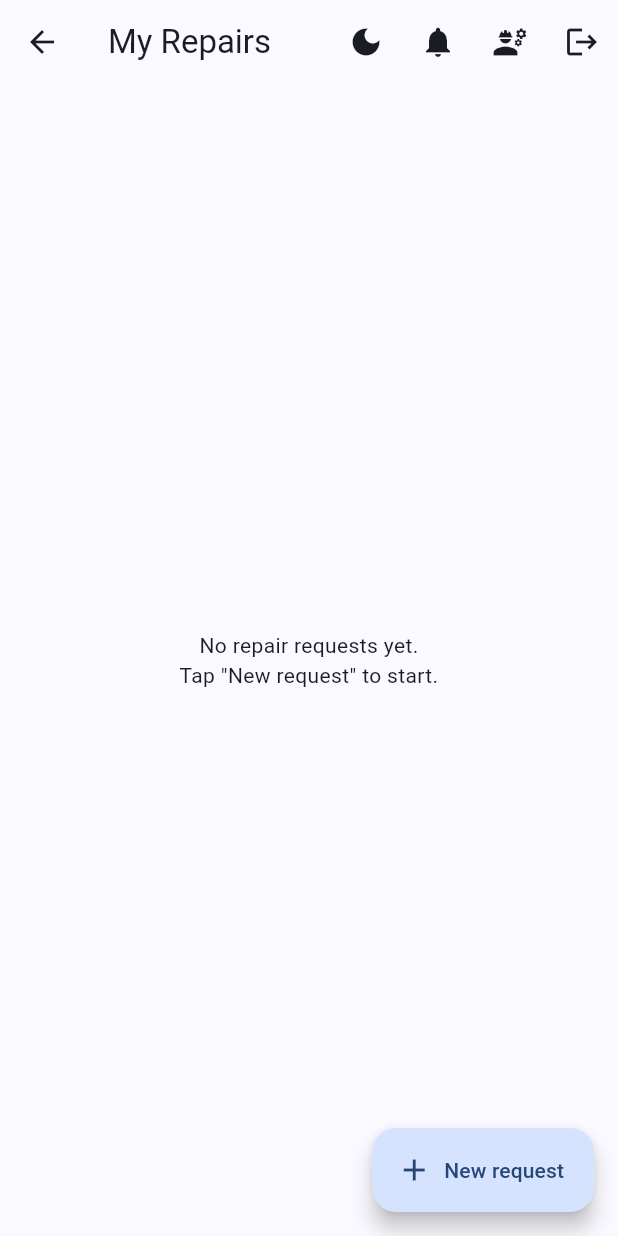
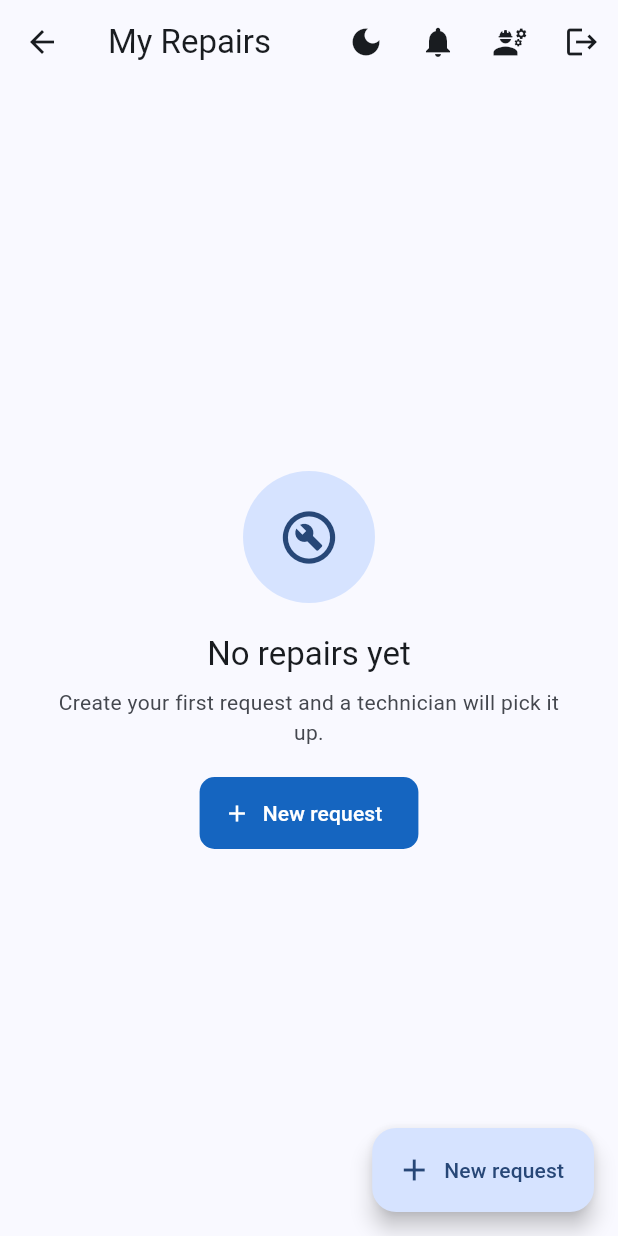
Before and after one commit to paazka24-cyber/techfix, a Flutter app: the CustomerHome screen opened directly, on a phone screen of 412 x 824 dp. Run offline on Flutter 3.47's test engine with Material 3 defaults, Android fonts, the phone set to English and light mode, and no system bars; our stand-ins replace cloud_firestore, firebase_auth, firebase_core, firebase_messaging, flutter_riverpod, image_picker and 1 more; accounts and stored records are empty.

Commit message:
Add empty states and request cards

```diff
--- a/lib/screens/customer/customer_home.dart
+++ b/lib/screens/customer/customer_home.dart
@@ -2,8 +2,9 @@ import 'package:flutter/material.dart';
 import 'package:flutter_riverpod/flutter_riverpod.dart';
 import '../../providers/auth_providers.dart';
 import '../../providers/repair_providers.dart';
+import '../../widgets/empty_state.dart';
 import '../../widgets/notification_bell.dart';
-import '../../widgets/status_chip.dart';
+import '../../widgets/request_card.dart';
 import '../../widgets/theme_toggle_button.dart';
 import 'create_request_screen.dart';
 import 'request_detail_screen.dart';
@@ -11,6 +12,11 @@ import 'technicians_screen.dart';
 
 class CustomerHome extends ConsumerWidget {
   const CustomerHome({super.key});
+
+  void _newRequest(BuildContext context) => Navigator.push(
+        context,
+        MaterialPageRoute(builder: (_) => const CreateRequestScreen()),
+      );
 
   @override
   Widget build(BuildContext context, WidgetRef ref) {
@@ -38,10 +44,7 @@ class CustomerHome extends ConsumerWidget {
         ],
       ),
       floatingActionButton: FloatingActionButton.extended(
-        onPressed: () => Navigator.push(
-          context,
-          MaterialPageRoute(builder: (_) => const CreateRequestScreen()),
-        ),
+        onPressed: () => _newRequest(context),
         icon: const Icon(Icons.add),
         label: const Text('New request'),
       ),
@@ -50,31 +53,26 @@ class CustomerHome extends ConsumerWidget {
         error: (e, _) => Center(child: Text('Error: $e')),
         data: (list) {
           if (list.isEmpty) {
-            return const Center(
-              child: Text(
-                  'No repair requests yet.\nTap "New request" to start.',
-                  textAlign: TextAlign.center),
+            return EmptyState(
+              icon: Icons.build_circle_outlined,
+              title: 'No repairs yet',
+              message:
+                  'Create your first request and a technician will pick it up.',
+              actionLabel: 'New request',
+              onAction: () => _newRequest(context),
             );
           }
           return ListView.builder(
-            padding: const EdgeInsets.all(12),
+            padding: const EdgeInsets.fromLTRB(12, 12, 12, 90),
             itemCount: list.length,
             itemBuilder: (context, i) {
               final r = list[i];
-              return Card(
-                child: ListTile(
-                  title: Text('${r.categoryName} - ${r.deviceModel}'),
-                  subtitle: Text(
-                    r.problemDescription,
-                    maxLines: 2,
-                    overflow: TextOverflow.ellipsis,
-                  ),
-                  trailing: StatusChip(r.status),
-                  onTap: () => Navigator.push(
-                    context,
-                    MaterialPageRoute(
-                      builder: (_) => RequestDetailScreen(requestId: r.id),
-                    ),
+              return RequestCard(
+                request: r,
+                onTap: () => Navigator.push(
+                  context,
+                  MaterialPageRoute(
+                    builder: (_) => RequestDetailScreen(requestId: r.id),
                   ),
                 ),
               );
--- /dev/null
+++ b/lib/widgets/empty_state.dart
@@ -0,0 +1,61 @@
+import 'package:flutter/material.dart';
+
+class EmptyState extends StatelessWidget {
+  final IconData icon;
+  final String title;
+  final String message;
+  final String? actionLabel;
+  final VoidCallback? onAction;
+
+  const EmptyState({
+    super.key,
+    required this.icon,
+    required this.title,
+    required this.message,
+    this.actionLabel,
+    this.onAction,
+  });
+
+  @override
+  Widget build(BuildContext context) {
+    final scheme = Theme.of(context).colorScheme;
+    return Center(
+      child: Padding(
+        padding: const EdgeInsets.all(32),
+        child: Column(
+          mainAxisSize: MainAxisSize.min,
+          children: [
+            Container(
+              width: 88,
+              height: 88,
+              decoration: BoxDecoration(
+                color: scheme.primaryContainer,
+                shape: BoxShape.circle,
+              ),
+              child: Icon(icon, size: 42, color: scheme.onPrimaryContainer),
+            ),
+            const SizedBox(height: 20),
+            Text(title, style: Theme.of(context).textTheme.titleLarge),
+            const SizedBox(height: 8),
+            Text(
+              message,
+              textAlign: TextAlign.center,
+              style: Theme.of(context)
+                  .textTheme
+                  .bodyMedium
+                  ?.copyWith(color: scheme.onSurfaceVariant),
+            ),
+            if (actionLabel != null && onAction != null) ...[
+              const SizedBox(height: 20),
+              FilledButton.icon(
+                onPressed: onAction,
+                icon: const Icon(Icons.add),
+                label: Text(actionLabel!),
+              ),
+            ],
+          ],
+        ),
+      ),
+    );
+  }
+}
```
Also changed, not shown: lib/screens/technician/technician_home.dart (+14 -16 lines), lib/widgets/category_icon.dart (added, +18 -0 lines), lib/widgets/request_card.dart (added, +84 -0 lines).
